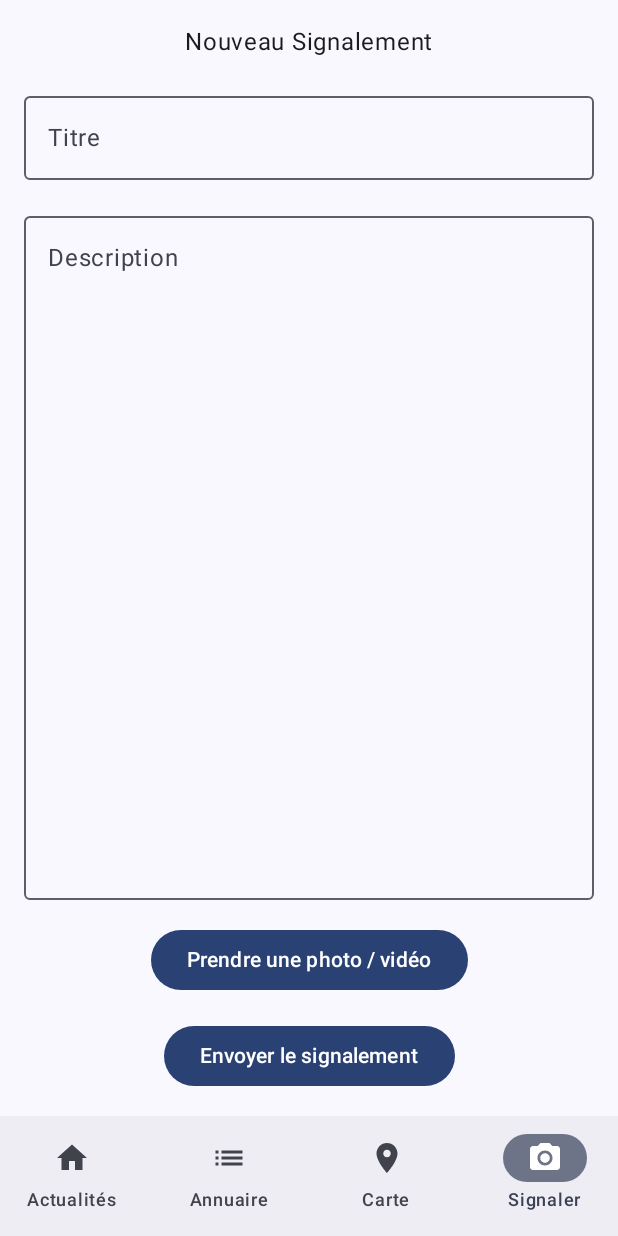
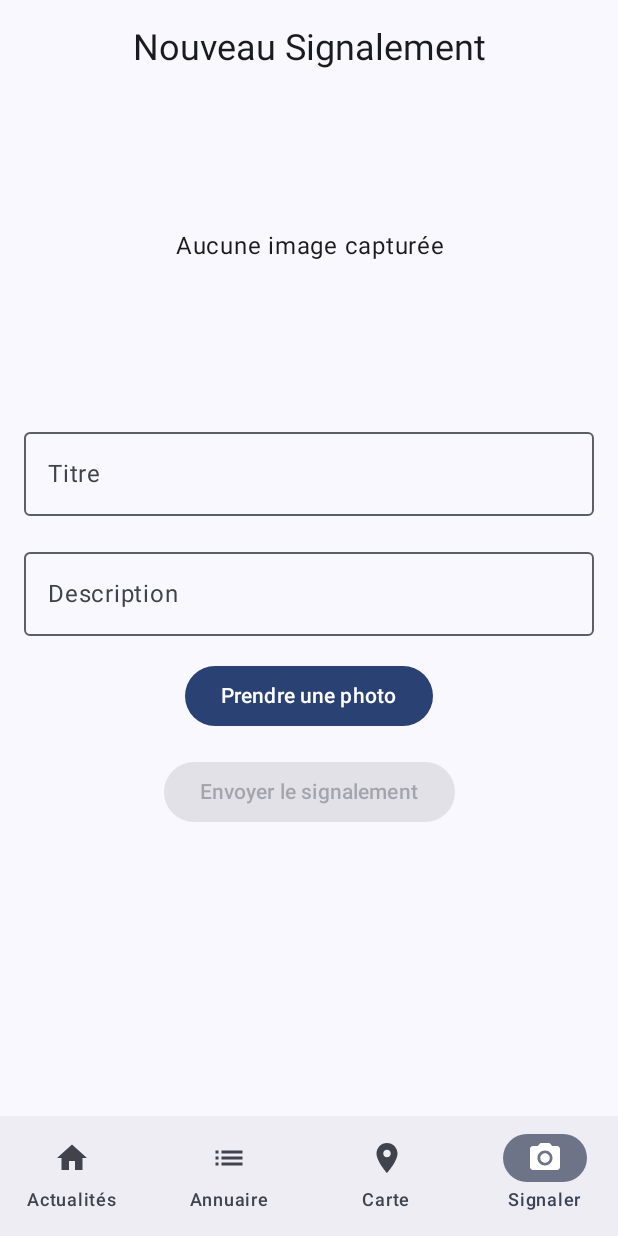
Before and after one commit to menace-s/MyCampus-Companion, an Android app built with Jetpack Compose: the AddReportScreen screen opened through its navigation route, on a phone screen of 412 x 824 dp. Run offline under Robolectric (Android 15) with nearby library versions, the phone set to English and light mode, and no system bars; our stand-ins replace Room's generated code; pictures from the network do not load.

Commit message:
feat(reporting): ajoute la prise de photo via la caméra

```diff
--- a/app/build.gradle.kts
+++ b/app/build.gradle.kts
@@ -82,6 +82,9 @@ dependencies {
     // Pour les services de localisation de Google (FusedLocationProviderClient)
     implementation("com.google.android.gms:play-services-location:21.2.0")
 
+    // Pour charger et afficher les images facilement
+    implementation("io.coil-kt:coil-compose:2.6.0")
+
     testImplementation("junit:junit:4.13.2")
     androidTestImplementation("androidx.test.ext:junit:1.1.5")
     androidTestImplementation("androidx.test.espresso:espresso-core:3.5.1")
--- a/app/src/main/java/com/example/mycampuscompanion/ui/features/reporting/AddReportScreen.kt
+++ b/app/src/main/java/com/example/mycampuscompanion/ui/features/reporting/AddReportScreen.kt
@@ -1,61 +1,126 @@
 package com.example.mycampuscompanion.ui.features.reporting
 
+import android.Manifest
+import android.content.Context
+import android.content.pm.PackageManager
+import android.net.Uri
+import androidx.activity.compose.rememberLauncherForActivityResult
+import androidx.activity.result.contract.ActivityResultContracts
+import androidx.compose.foundation.Image
 import androidx.compose.foundation.layout.*
 import androidx.compose.material3.Button
+import androidx.compose.material3.MaterialTheme
 import androidx.compose.material3.OutlinedTextField
 import androidx.compose.material3.Text
 import androidx.compose.runtime.*
+import androidx.compose.runtime.saveable.rememberSaveable
 import androidx.compose.ui.Alignment
 import androidx.compose.ui.Modifier
-import androidx.compose.ui.tooling.preview.Preview
+import androidx.compose.ui.platform.LocalContext
+import androidx.compose.ui.text.style.TextAlign
 import androidx.compose.ui.unit.dp
+import androidx.core.content.ContextCompat
+import androidx.core.content.FileProvider
 import androidx.navigation.NavController
-import com.example.mycampuscompanion.ui.theme.MyCampusCompanionTheme
+import coil.compose.rememberAsyncImagePainter
+import java.io.File
+import java.text.SimpleDateFormat
+import java.util.Date
+import java.util.Locale
 
 @Composable
 fun AddReportScreen(navController: NavController) {
-    var title by remember { mutableStateOf("") }
-    var description by remember { mutableStateOf("") }
+    var title by rememberSaveable { mutableStateOf("") }
+    var description by rememberSaveable { mutableStateOf("") }
+    var imageUri by rememberSaveable { mutableStateOf<Uri?>(null) }
+
+    // On crée une variable pour stocker l'URI temporaire, avant la prise de photo
+    var tempImageUri by remember { mutableStateOf<Uri?>(null) }
+
+    val context = LocalContext.current
+
+    val cameraLauncher = rememberLauncherForActivityResult(
+        contract = ActivityResultContracts.TakePicture(),
+        onResult = { success ->
+            // C'EST ICI QUE LA LOGIQUE CHANGE
+            if (success) {
+                // La photo a été prise et sauvegardée avec succès.
+                // MAINTENANT, on met à jour l'état qui contrôle l'affichage.
+                imageUri = tempImageUri
+            }
+        }
+    )
+
+    val permissionLauncher = rememberLauncherForActivityResult(
+        contract = ActivityResultContracts.RequestPermission(),
+        onResult = { isGranted ->
+            if (isGranted) {
+                // La permission est accordée, on lance la caméra
+                val newUri = createImageUri(context)
+                tempImageUri = newUri // On stocke la nouvelle URI
+                cameraLauncher.launch(newUri)
+            }
+        }
+    )
 
     Column(
-        modifier = Modifier
-            .fillMaxSize()
-            .padding(16.dp),
+        modifier = Modifier.fillMaxSize().padding(16.dp),
         horizontalAlignment = Alignment.CenterHorizontally,
         verticalArrangement = Arrangement.spacedBy(16.dp)
     ) {
-        Text(text = "Nouveau Signalement")
+        Text(text = "Nouveau Signalement", style = MaterialTheme.typography.headlineSmall)
 
-        OutlinedTextField(
-            value = title,
-            onValueChange = { title = it },
-            label = { Text("Titre") },
-            modifier = Modifier.fillMaxWidth()
-        )
-
-        OutlinedTextField(
-            value = description,
-            onValueChange = { description = it },
-            label = { Text("Description") },
-            modifier = Modifier
-                .fillMaxWidth()
-                .weight(1f) // Prend le plus de place possible en hauteur
-        )
-
-        Button(onClick = { /* TODO: Lancer l'appareil photo */ }) {
-            Text("Prendre une photo / vidéo")
+        Box(
+            modifier = Modifier.fillMaxWidth().height(200.dp),
+            contentAlignment = Alignment.Center
+        ) {
+            if (imageUri != null) {
+                Image(
+                    painter = rememberAsyncImagePainter(model = imageUri),
+                    contentDescription = "Aperçu de l'image",
+                    modifier = Modifier.fillMaxSize()
+                )
+            } else {
+                Text("Aucune image capturée", textAlign = TextAlign.Center)
+            }
         }
 
-        Button(onClick = { /* TODO: Sauvegarder le signalement */ }) {
+        OutlinedTextField(value = title, onValueChange = { title = it }, label = { Text("Titre") }, modifier = Modifier.fillMaxWidth())
+        OutlinedTextField(value = description, onValueChange = { description = it }, label = { Text("Description") }, modifier = Modifier.fillMaxWidth())
+
+        Button(onClick = {
+            when (PackageManager.PERMISSION_GRANTED) {
+                ContextCompat.checkSelfPermission(context, Manifest.permission.CAMERA) -> {
+                    // La permission est déjà là, on lance la caméra
+                    val newUri = createImageUri(context)
+                    tempImageUri = newUri // On stocke l'URI en attente
+                    cameraLauncher.launch(newUri)
+                }
+                else -> {
+                    // On demande la permission
+                    permissionLauncher.launch(Manifest.permission.CAMERA)
+                }
+            }
+        }) {
+            Text(if (imageUri == null) "Prendre une photo" else "Prendre une autre photo")
+        }
+
+        Button(
+            onClick = { /* TODO: Sauvegarder le signalement */ },
+            enabled = imageUri != null
+        ) {
             Text("Envoyer le signalement")
         }
     }
 }
 
-//@Preview(showBackground = true)
-//@Composable
-//fun AddReportScreenPreview() {
-//    MyCampusCompanionTheme {
-//        AddReportScreen()
-//    }
-//}
+private fun createImageUri(context: Context): Uri {
+    val timeStamp = SimpleDateFormat("yyyyMMdd_HHmmss", Locale.getDefault()).format(Date())
+    val imageFile = File(context.cacheDir, "images/photo_$timeStamp.jpg")
+    imageFile.parentFile?.mkdirs()
+    return FileProvider.getUriForFile(
+        context,
+        "${context.packageName}.provider",
+        imageFile
+    )
+}
--- /dev/null
+++ b/app/src/main/res/xml/file_paths.xml
@@ -0,0 +1,4 @@
+<?xml version="1.0" encoding="utf-8"?>
+<paths>
+    <cache-path name="my_images" path="images/" />
+</paths>
```
Also changed, not shown: app/src/main/AndroidManifest.xml (+15 -0 lines).
